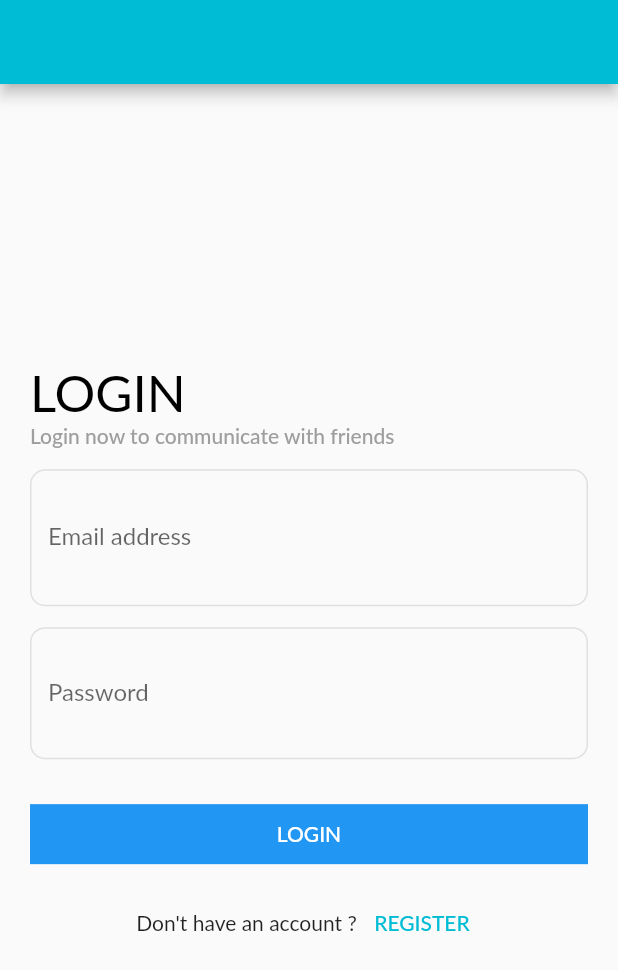
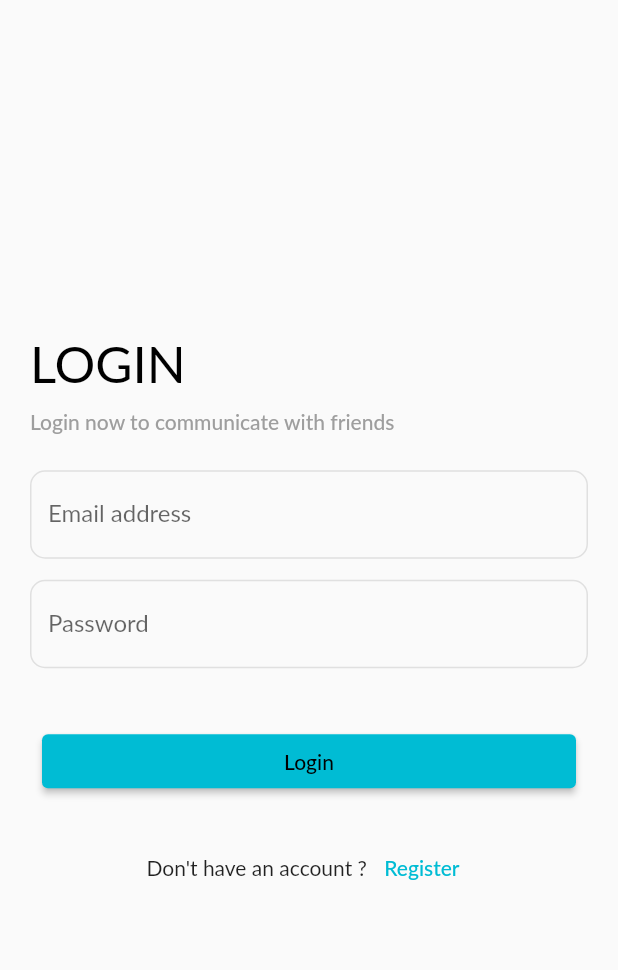
Before and after one commit to mohamedSwylam/chat_app_ths, a Flutter app: the screen it shows after launch, on a phone screen of 412 x 824 dp. Shown: the top 970 px of the screen. Run offline on Flutter 3.47's test engine with Material 2 defaults, Android fonts, the phone set to English and light mode, and no system bars; our stand-ins replace bloc, cloud_firestore, csc_picker, email_validator, file_picker, firebase_auth and 9 more; missing offline and left inert: flutterfire_ui, mime_type; accounts and stored records are empty; Roboto replaces fonts that are missing (Lato).

Commit message:
first commit

```diff
--- a/lib/modules/Login/cubit/cubit.dart
+++ b/lib/modules/Login/cubit/cubit.dart
@@ -23,7 +23,7 @@ class SocialLoginCubit extends Cubit<SocialLoginStates> {
 
   }
   IconData suffix= Icons.visibility_outlined;
-  bool isPasswordShown=true;
+  bool isPasswordShown = true;
   void changePasswordVisibility(){
     isPasswordShown = !isPasswordShown;
     suffix= isPasswordShown ? Icons.visibility_outlined : Icons.visibility_off_outlined;
--- a/lib/modules/Login/login_screen.dart
+++ b/lib/modules/Login/login_screen.dart
@@ -34,7 +34,6 @@ class LoginScreen extends StatelessWidget {
         },
         builder: (context, state) {
           return Scaffold(
-            appBar: AppBar(),
             body: Center(
               child: SingleChildScrollView(
                 child: Padding(
@@ -51,6 +50,9 @@ class LoginScreen extends StatelessWidget {
                               .headline4!
                               .copyWith(color: Colors.black),
                         ),
+                        SizedBox(
+                          height: 10,
+                        ),
                         Text(
                           'Login now to communicate with friends',
                           style: Theme.of(context)
@@ -59,7 +61,7 @@ class LoginScreen extends StatelessWidget {
                               .copyWith(color: Colors.grey),
                         ),
                         SizedBox(
-                          height: 14,
+                          height: 24,
                         ),
                         CustomTextFormField(
                           controller: emailController,
@@ -83,8 +85,7 @@ class LoginScreen extends StatelessWidget {
                             controller: passwordController,
                             inputType: TextInputType.visiblePassword,
                             labelText: 'Password',
-                            obscureText:
-                                SocialLoginCubit.get(context).isPasswordShown,
+                            obscureText: SocialLoginCubit.get(context).isPasswordShown,
                             onSubmit: (value) {
                               if (formKey.currentState!.validate()) {
                                 SocialLoginCubit.get(context).userLogin(
@@ -106,16 +107,25 @@ class LoginScreen extends StatelessWidget {
                         SizedBox(
                           height: 30,
                         ),
-                        defaultButtom(
-                            function: () {
+                        Row(
+                          children: [
+                            Expanded(
+                              child: Padding(
+                                padding: const EdgeInsets.all(8.0),
+                                child: ElevatedButton(
+                                  child: Text('Login'),
+                                  onPressed: () {
                                     if (formKey.currentState!.validate()) {
                                       SocialLoginCubit.get(context).userLogin(
                                           email: emailController.text,
                                           password: passwordController.text);
                                     }
                                   },
-                            text: 'login',
-                            isupperCase: true),
+                                ),
+                              ),
+                            ),
+                          ],
+                        ),
                         SizedBox(
                           height: 15,
                         ),
@@ -125,14 +135,12 @@ class LoginScreen extends StatelessWidget {
                             Text(
                               'Don\'t have an account ? ',
                             ),
-                            defaultTextButton(() {
-                              Navigator.of(context).pushReplacement(
-                                MaterialPageRoute(
-                                  builder: (BuildContext context) =>
-                                      RegisterrScreen(),
+                    TextButton(
+                      onPressed: (){
+                        navigateTo(context, RegisterrScreen());
+                      },
+                      child: Text('Register'),
                     ),
-                              );
-                            }, 'Register'),
                           ],
                         ),
                       ],
--- a/lib/modules/register/cubit/states.dart
+++ b/lib/modules/register/cubit/states.dart
@@ -23,6 +23,7 @@ class OnChangeCountryState extends RegisterStates {}
 class OnChangeState extends RegisterStates {}
 
 class OnChangeCityState extends RegisterStates {}
+class OnChangePasswordState extends RegisterStates {}
 
 class PickUserImageSuccessState extends RegisterStates {}
 
@@ -38,3 +39,14 @@ class SaveToDbErrorState extends RegisterStates {
 
   SaveToDbErrorState(this.error);
 }
+class RegisterLoadingState extends RegisterStates {}
+
+class RegisterSuccessState extends RegisterStates {
+
+}
+
+class RegisterErrorState extends RegisterStates {
+  final String error;
+
+  RegisterErrorState(this.error);
+}
--- a/lib/shared/components/components.dart
+++ b/lib/shared/components/components.dart
@@ -49,15 +49,7 @@ Widget defaultButtom({
         ),
       ),
     );
-Widget defaultTextButton(Function? function, String? text) =>
-    TextButton(
-      onPressed: (){
-        function;
-      },
-      child: Text(
-        text!.toUpperCase(),
-      ),
-    );
+
 showSnackBar(message, context) {
   ScaffoldMessenger.of(context).showSnackBar(
     SnackBar(
--- a/lib/shared/components/custom_text_field.dart
+++ b/lib/shared/components/custom_text_field.dart
@@ -47,11 +47,6 @@ class CustomTextFormField extends StatelessWidget {
       minLines: minLine,
       maxLines: maxLine,
       decoration: InputDecoration(
-        prefix: Icon(prefix),
-        suffix: IconButton(
-          icon: Icon(suffix),
-          onPressed: suffixPress,
-        ),
         enabledBorder:  new OutlineInputBorder(
           borderRadius: new BorderRadius.circular(10.0),
           borderSide: new BorderSide(
```
Also changed, not shown: lib/modules/register/cubit/cubit.dart (+16 -0 lines), lib/modules/register/register_screen.dart (+18 -1 lines). Lines whose indentation alone changed are shown as unchanged.
